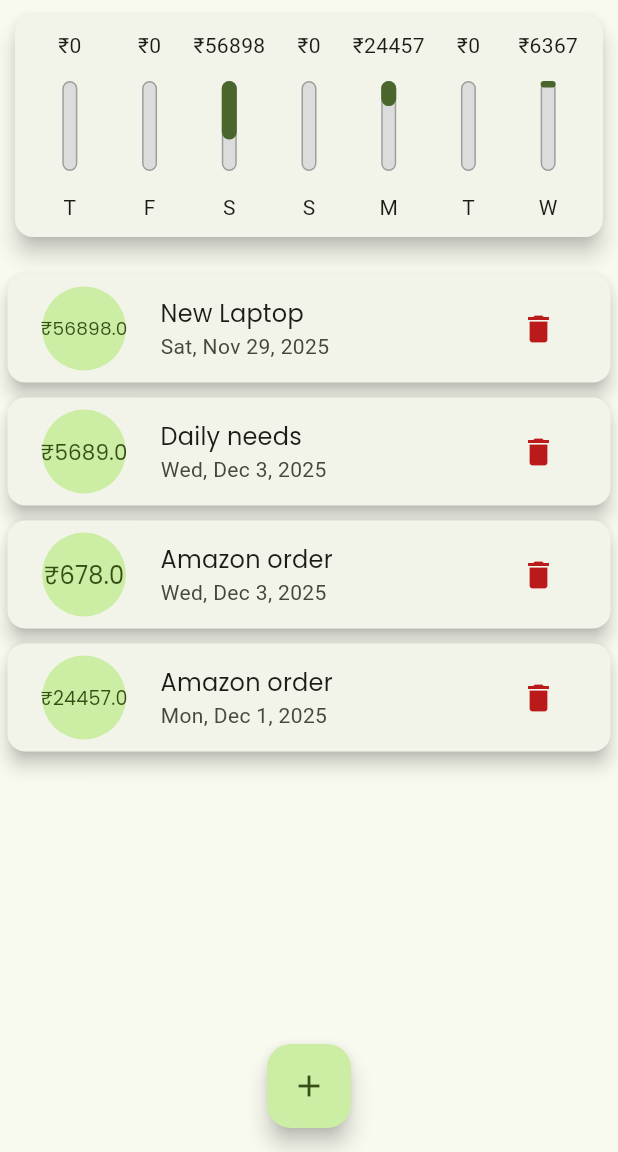
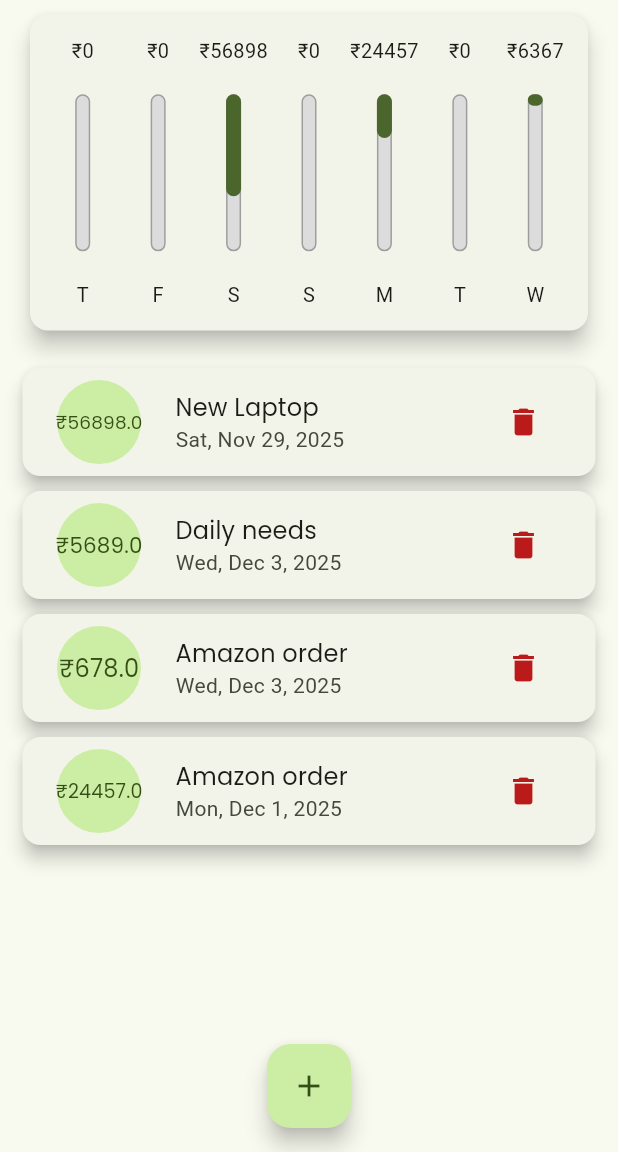
Before and after one commit to VISHALCHAND007/Expense-Tracker, a Flutter app: the screen it shows after launch, on a phone screen of 412 x 824 dp, the part 84-1236 px from its top. Run offline on Flutter 3.47's test engine with Material 3 defaults, Android fonts, the phone set to English and light mode, and no system bars.

Commit message:
Learned about making the application responsive and applied some changes in the app as well.

```diff
--- a/lib/main.dart
+++ b/lib/main.dart
@@ -1,11 +1,18 @@
 import 'package:expense_tracker/widgets/charts.dart';
 import 'package:expense_tracker/widgets/transactions_list.dart';
-import 'package:intl/intl.dart';
+import 'package:flutter/services.dart';
 import './widgets/add_transactions.dart';
 import 'package:flutter/material.dart';
 import './models/transaction.dart';
 
-void main() => runApp(MyApp());
+void main() {
+  // WidgetsFlutterBinding.ensureInitialized();
+  // SystemChrome.setPreferredOrientations([
+  //   DeviceOrientation.portraitUp,
+  //   DeviceOrientation.portraitDown,
+  // ]);
+  runApp(MyApp());
+}
 
 class MyApp extends StatelessWidget {
   const MyApp({super.key});
@@ -65,6 +72,7 @@ class _MyHomePageState extends State<_MyHomePage> {
       date: DateTime.now().subtract(Duration(days: 2)),
     ),
   ];
+  bool _showCharts = false;
 
   void _addNewTransaction(String title, double amount, DateTime date) {
     var newTransaction = Transaction(
@@ -102,10 +110,7 @@ class _MyHomePageState extends State<_MyHomePage> {
     }).toList();
   }
 
-  @override
-  Widget build(BuildContext context) {
-    return Scaffold(
-      appBar: AppBar(
+  late final appBar = AppBar(
     actions: [
       IconButton(
         icon: Icon(Icons.add),
@@ -113,16 +118,63 @@ class _MyHomePageState extends State<_MyHomePage> {
       ),
     ],
     title: Text("Expense Tracker"),
+  );
+
+  @override
+  Widget build(BuildContext context) {
+    final actualBodyHeight =
+        MediaQuery.of(context).size.height -
+        appBar.preferredSize.height -
+        MediaQuery.of(context).padding.top; // statusbar height
+    final isLandscape =
+        MediaQuery.of(context).orientation == Orientation.landscape;
+    final txListWidget = SizedBox(
+      height: actualBodyHeight * .7,
+      child: TransactionsList(
+        _transactions,
+        deleteTransaction: _deleteTransaction,
       ),
+    );
+    return Scaffold(
+      appBar: appBar,
       body: SingleChildScrollView(
+        padding: EdgeInsets.symmetric(horizontal: 10),
         child: Column(
           crossAxisAlignment: .stretch,
           children: [
-            Charts(recentTransactions: _recentTransactions),
-            TransactionsList(
-              _transactions,
-              deleteTransaction: _deleteTransaction,
+            if (isLandscape)
+              Row(
+                mainAxisAlignment: .spaceBetween,
+                children: [
+                  Text(
+                    "Show chart:",
+                    style: Theme.of(context).textTheme.titleMedium,
                   ),
+                  Switch(
+                    value: _showCharts,
+                    onChanged: (val) {
+                      setState(() {
+                        _showCharts = val;
+                      });
+                    },
+                  ),
+                ],
+              ),
+            if (isLandscape)
+              _showCharts
+                  ? SizedBox(
+                      height: actualBodyHeight * .7,
+                      child: Charts(recentTransactions: _recentTransactions),
+                    )
+                  : txListWidget,
+
+            //portrait mode
+            if (!isLandscape)
+              SizedBox(
+                height: actualBodyHeight * .3,
+                child: Charts(recentTransactions: _recentTransactions),
+              ),
+            if (!isLandscape) txListWidget,
           ],
         ),
       ),
--- a/lib/widgets/HorizontalSpacer.dart
+++ b/lib/widgets/HorizontalSpacer.dart
@@ -1,10 +1,11 @@
 import 'package:flutter/material.dart';
 
 class Horizontalspacer extends StatelessWidget {
-  const Horizontalspacer({super.key});
+  final double height;
+  const Horizontalspacer(this.height, {super.key});
 
   @override
   Widget build(BuildContext context) {
-    return SizedBox(height: 4);
+    return SizedBox(height: height);
   }
 }
--- a/lib/widgets/add_transactions.dart
+++ b/lib/widgets/add_transactions.dart
@@ -51,8 +51,14 @@ class _AddTransactionsState extends State<AddTransactions> {
   @override
   Widget build(BuildContext context) {
     return Card(
+      child: SingleChildScrollView(
         child: Container(
-        padding: EdgeInsets.all(10),
+          padding: EdgeInsets.only(
+            top: 10,
+            right: 10,
+            left: 10,
+            bottom: MediaQuery.of(context).viewInsets.bottom,
+          ),
           child: Column(
             crossAxisAlignment: .end,
             spacing: 20.0,
@@ -93,6 +99,7 @@ class _AddTransactionsState extends State<AddTransactions> {
             ],
           ),
         ),
+      ),
     );
   }
 }
--- a/lib/widgets/chart_bar.dart
+++ b/lib/widgets/chart_bar.dart
@@ -15,18 +15,22 @@ class ChartBar extends StatelessWidget {
 
   @override
   Widget build(BuildContext context) {
+    return LayoutBuilder(
+      builder: (ctx, constraints) {
+        final height = constraints.maxHeight;
         return Column(
+          mainAxisAlignment: .center,
           children: [
             SizedBox(
-          height: 20,
+              height: height * .10,
               child: FittedBox(
                 fit: BoxFit.contain,
                 child: Text("₹${expenseAmount.toStringAsFixed(0)}"),
               ),
             ),
-        Horizontalspacer(),
+            Horizontalspacer(height * .05),
             Container(
-          height: 60,
+              height: height * .55,
               width: 10,
               margin: EdgeInsets.all(10),
               child: Stack(
@@ -51,9 +55,14 @@ class ChartBar extends StatelessWidget {
                 ],
               ),
             ),
-        Horizontalspacer(),
-        Text(day),
+            Horizontalspacer(height * .05),
+            SizedBox(
+              height: height * .10,
+              child: FittedBox(child: Text(day)),
+            ),
           ],
+        );
+      },
     );
   }
 }
--- a/lib/widgets/no_transactions.dart
+++ b/lib/widgets/no_transactions.dart
@@ -5,6 +5,8 @@ class NoTransactions extends StatelessWidget {
 
   @override
   Widget build(BuildContext context) {
+    return LayoutBuilder(
+      builder: (ctx, constraints) {
         return Column(
           children: [
             Text(
@@ -13,7 +15,7 @@ class NoTransactions extends StatelessWidget {
             ),
             SizedBox(height: 20),
             SizedBox(
-          height: 200,
+              height: constraints.maxHeight * .6,
               child: Image.asset(
                 "assets/images/no_transactions.png",
                 fit: BoxFit.cover,
@@ -21,5 +23,7 @@ class NoTransactions extends StatelessWidget {
             ),
           ],
         );
+      },
+    );
   }
 }
--- a/lib/widgets/transactions_list.dart
+++ b/lib/widgets/transactions_list.dart
@@ -16,7 +16,7 @@ class TransactionsList extends StatelessWidget {
   @override
   Widget build(BuildContext context) {
     return Container(
-      height: 400,
+      // height: 400,
       padding: EdgeInsets.only(top: 10),
       child: transactions.isEmpty
           ? NoTransactions()
@@ -47,13 +47,26 @@ class TransactionsList extends StatelessWidget {
                     subtitle: Text(
                       DateFormat.yMMMEd().format(transactions[ind].date),
                     ),
-                    trailing: IconButton(
-                      onPressed: () => deleteTransaction(transactions[ind].id),
-                      icon: Icon(
-                        Icons.delete,
-                        color: Theme.of(context).colorScheme.error,
-                      ),
-                    ),
+                    trailing: MediaQuery.of(context).size.width > 460
+                        ? TextButton.icon(
+                            onPressed: () =>
+                                deleteTransaction(transactions[ind].id),
+                            label: Text("Delete"),
+                            icon: Icon(Icons.delete),
+                            style: TextButton.styleFrom(
+                              foregroundColor: Theme.of(
+                                context,
+                              ).colorScheme.error,
+                            ),
+                          )
+                        : IconButton(
+                            onPressed: () =>
+                                deleteTransaction(transactions[ind].id),
+                            icon: Icon(
+                              Icons.delete,
+                              color: Theme.of(context).colorScheme.error,
+                            ),
+                          ),
                   ),
                 );
                 // Card(
```
Lines whose indentation alone changed are shown as unchanged.
